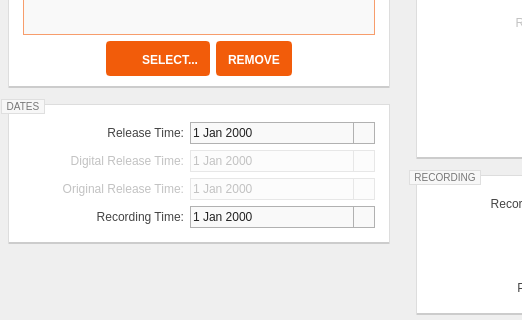
Qt form resources/ui/album_page.ui (Iconoclasteinc/tgit) before a commit; both pictures show x 0 to 522 and y 336 to 656 of the 1118 by 656 pixel window.
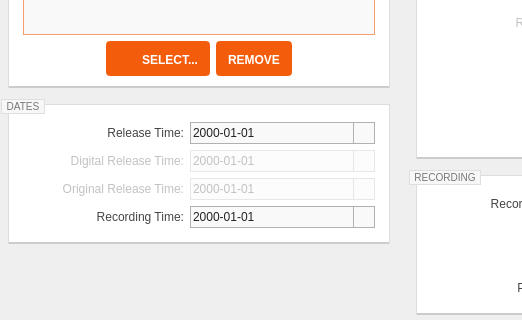
The same form after that commit. Icons and pictures are not drawn. Custom widgets are drawn as their Qt base class.

```diff
--- a/resources/ui/album_page.ui
+++ b/resources/ui/album_page.ui
@@ -496,6 +496,9 @@
            <property name="accelerated">
             <bool>true</bool>
            </property>
+           <property name="displayFormat">
+            <string notr="true">yyyy-MM-dd</string>
+           </property>
            <property name="calendarPopup">
             <bool>true</bool>
            </property>
@@ -525,6 +528,9 @@
            <property name="accelerated">
             <bool>true</bool>
            </property>
+           <property name="displayFormat">
+            <string notr="true">yyyy-MM-dd</string>
+           </property>
            <property name="calendarPopup">
             <bool>true</bool>
            </property>
@@ -554,6 +560,9 @@
            <property name="accelerated">
             <bool>true</bool>
            </property>
+           <property name="displayFormat">
+            <string notr="true">yyyy-MM-dd</string>
+           </property>
            <property name="calendarPopup">
             <bool>true</bool>
            </property>
@@ -580,6 +589,9 @@
            <property name="accelerated">
             <bool>true</bool>
            </property>
+           <property name="displayFormat">
+            <string notr="true">yyyy-MM-dd</string>
+           </property>
            <property name="calendarPopup">
             <bool>true</bool>
            </property>
```
Left out of the diff: 4 changed lines with no effect on the pictures.
